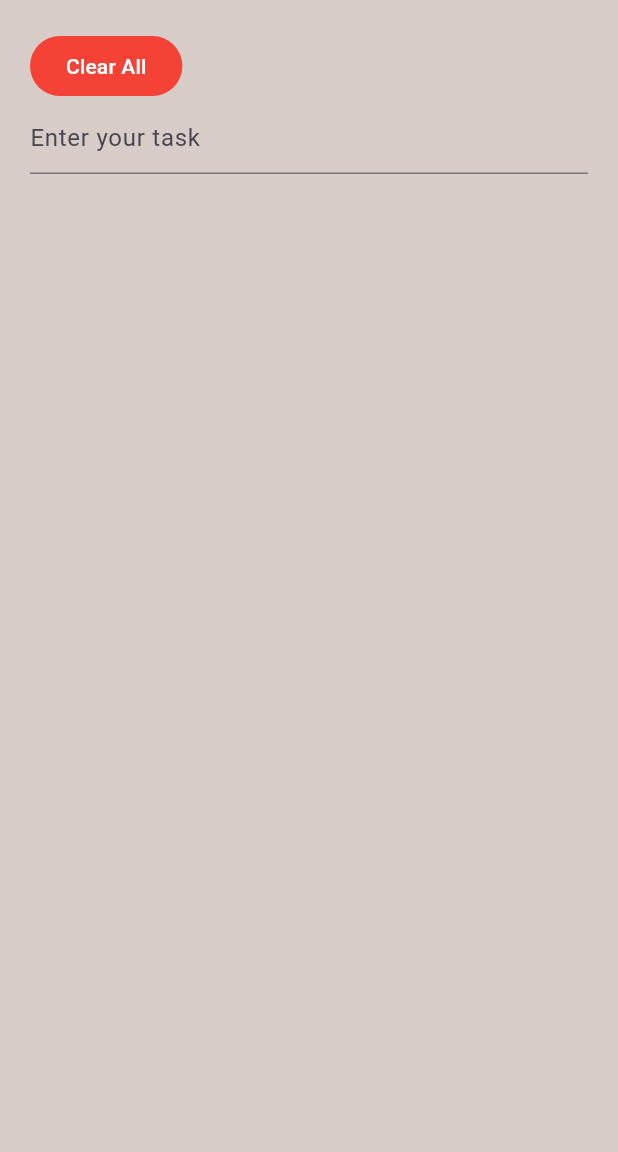
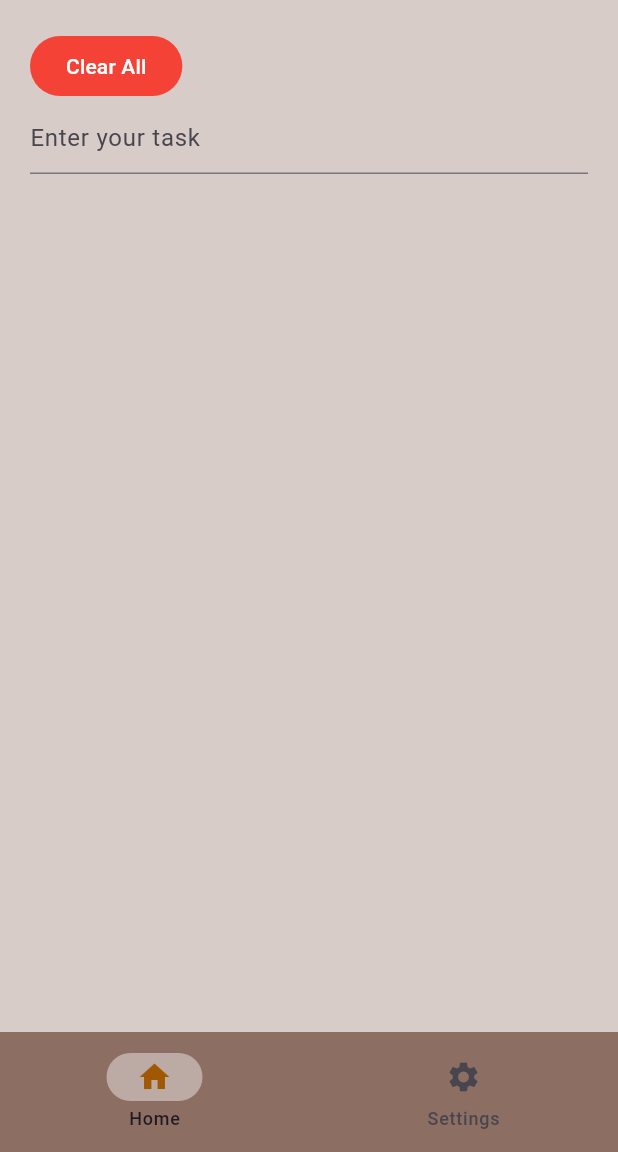
Before and after one commit to ZED-Magdy/Learning-flutter, a Flutter app: the screen it shows after launch, on a phone screen of 412 x 824 dp, the part 84-1236 px from its top. Run offline on Flutter 3.47's test engine with Material 3 defaults, Android fonts, the phone set to English and light mode, and no system bars.

```diff
--- a/lib/home.dart
+++ b/lib/home.dart
@@ -44,6 +44,24 @@ class _HomeState extends State<Home> {
         ),
         backgroundColor: Colors.brown[400],
       ),
+      bottomNavigationBar: NavigationBar(
+        selectedIndex: 0,
+        backgroundColor: Colors.brown[400],
+        indicatorColor: Colors.brown[200],
+        destinations: const [
+          NavigationDestination(
+            icon: Icon(
+              Icons.home,
+              color: Color.fromARGB(255, 161, 88, 4),
+            ),
+            label: 'Home',
+          ),
+          NavigationDestination(
+            icon: Icon(Icons.settings),
+            label: 'Settings',
+          ),
+        ],
+      ),
       body: Container(
           color: Colors.brown[100],
           child: Padding(
```
